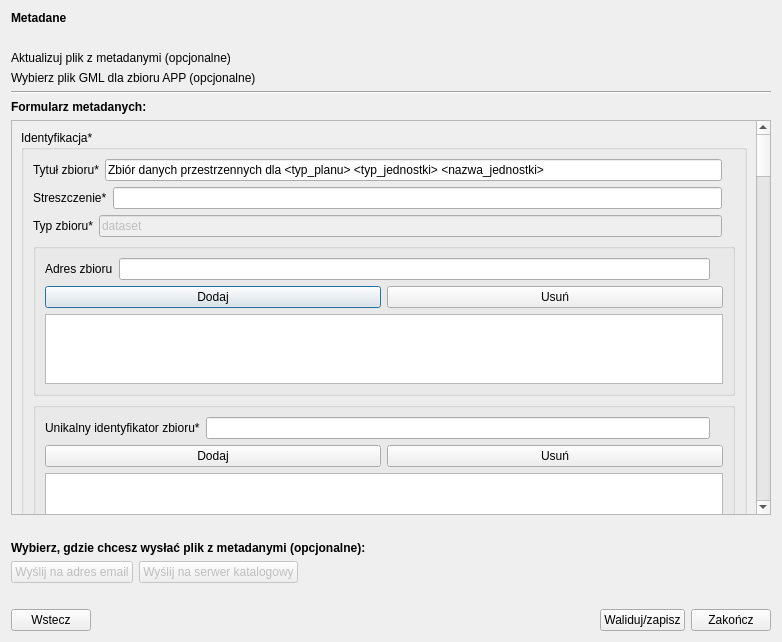
envirosolutionspl/wtyczka_qgis_app, file modules/metadata/views/ui/metadane_dialog_base.ui: the form before one commit.
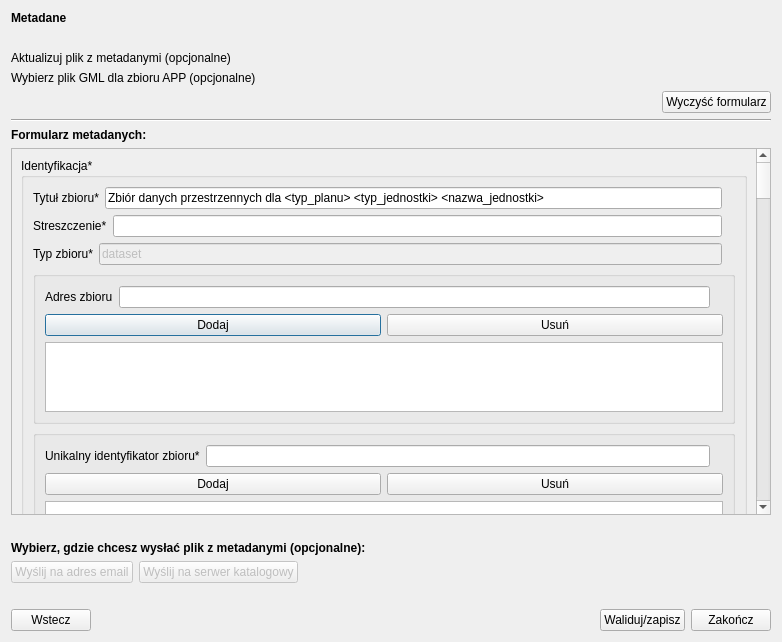
The form after the commit. Icons and pictures are not drawn. Custom widgets are drawn as their Qt base class.

Commit message: metadane: czyszczenie formularza

```diff
--- a/modules/metadata/views/ui/metadane_dialog_base.ui
+++ b/modules/metadata/views/ui/metadane_dialog_base.ui
@@ -60,8 +60,32 @@
          </property>
         </widget>
        </item>
-       <item row="0" column="1">
-        <widget class="QgsFileWidget" name="chooseFile_widget"/>
+      </layout>
+     </item>
+     <item>
+      <layout class="QHBoxLayout" name="horizontalLayoukt">
+       <item>
+        <spacer name="horizontalSpacer_11">
+         <property name="orientation">
+          <enum>Qt::Horizontal</enum>
+         </property>
+         <property name="sizeHint" stdset="0">
+          <size>
+           <width>40</width>
+           <height>20</height>
+          </size>
+         </property>
+        </spacer>
+       </item>
+       <item>
+        <widget class="QPushButton" name="clearForm_btn">
+         <property name="focusPolicy">
+          <enum>Qt::NoFocus</enum>
+         </property>
+         <property name="text">
+          <string>Wyczyść formularz</string>
+         </property>
+        </widget>
        </item>
       </layout>
      </item>
@@ -102,7 +126,7 @@
           <x>0</x>
           <y>0</y>
           <width>760</width>
-          <height>381</height>
+          <height>350</height>
          </rect>
         </property>
         <layout class="QGridLayout" name="gridLayout_2">
```
Left out of the diff: 3 changed lines with no effect on the pictures. The commit also changes 2 other files.
